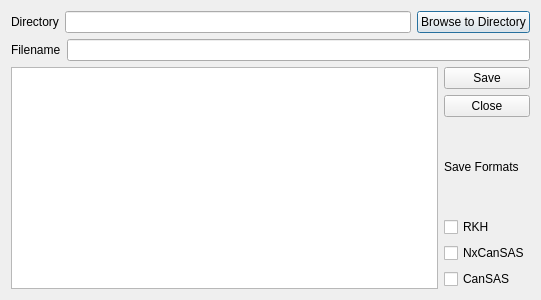
mantidproject/mantid, file scripts/Interface/ui/sans_isis/save_other_dialog.ui: the form before one commit.
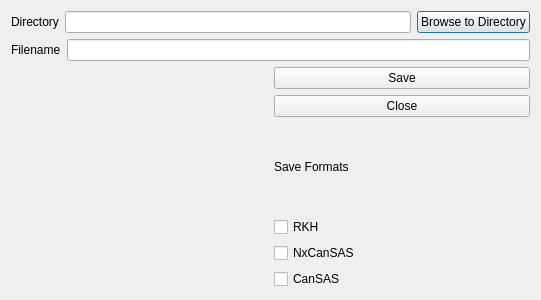
The form after the commit.

Patch:
```diff
--- a/scripts/Interface/ui/sans_isis/save_other_dialog.ui
+++ b/scripts/Interface/ui/sans_isis/save_other_dialog.ui
@@ -50,11 +50,7 @@
     </layout>
    </item>
    <item row="2" column="0" rowspan="2">
-    <widget class="QListWidget" name="workspace_listWidget">
-     <property name="selectionMode">
-      <enum>QAbstractItemView::ExtendedSelection</enum>
-     </property>
-    </widget>
+    <layout class="QGridLayout" name="workspace_list_layout"/>
    </item>
    <item row="2" column="1">
     <layout class="QVBoxLayout" name="verticalLayout_2">
```
Left out of the diff: 2 changed lines with no effect on the pictures.
